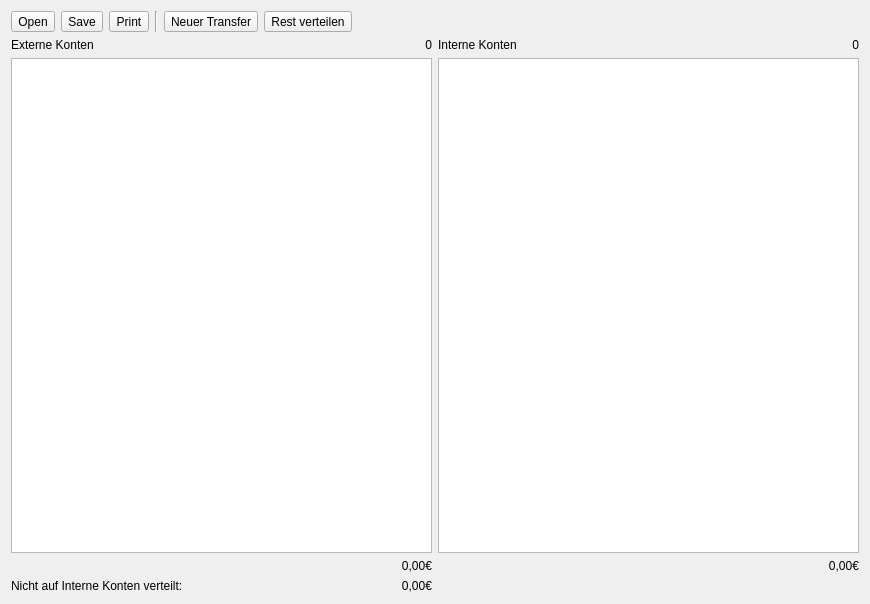
First picture: the form in lib/MainWindow.ui, repository choosyg/Buchhaltung, before the edit.
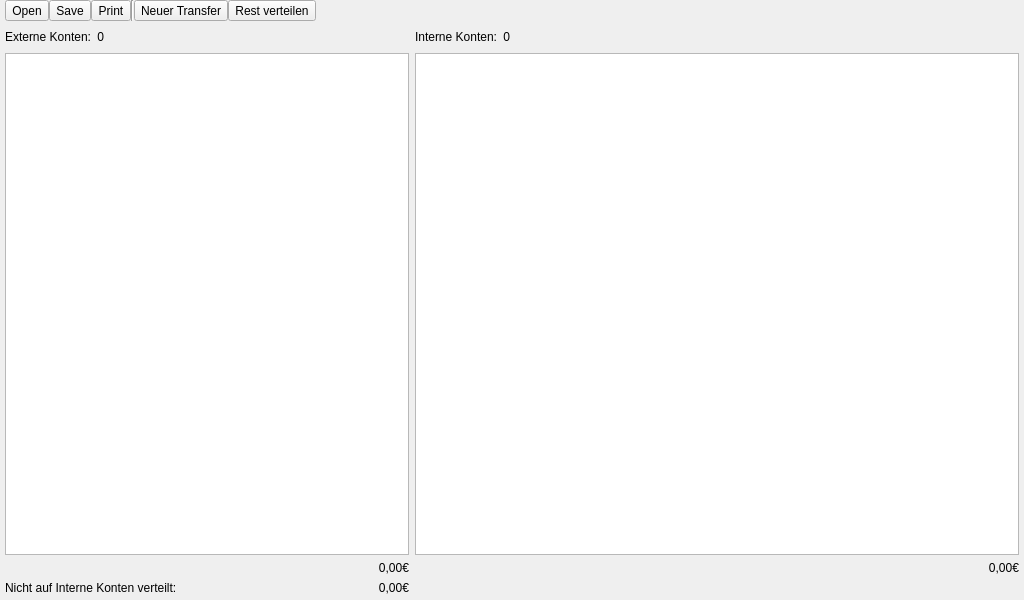
Second picture: the form after the edit. Icons and pictures are not drawn.

Commit message: * Added Windows Icon * Removed ? from dialog titles * Added Print support on Print Preview Page

Patch:
```diff
--- a/lib/MainWindow.ui
+++ b/lib/MainWindow.ui
@@ -6,8 +6,8 @@
    <rect>
     <x>0</x>
     <y>0</y>
-    <width>870</width>
-    <height>604</height>
+    <width>1024</width>
+    <height>600</height>
    </rect>
   </property>
   <property name="windowTitle">
@@ -19,50 +19,26 @@
   </property>
   <widget class="QWidget" name="centralWidget">
    <layout class="QGridLayout" name="gridLayout">
-    <item row="1" column="0">
-     <widget class="QLabel" name="label">
-      <property name="sizePolicy">
-       <sizepolicy hsizetype="Expanding" vsizetype="Preferred">
-        <horstretch>0</horstretch>
-        <verstretch>0</verstretch>
-       </sizepolicy>
-      </property>
-      <property name="text">
-       <string>Externe Konten</string>
-      </property>
-     </widget>
-    </item>
-    <item row="1" column="1">
-     <widget class="QLabel" name="numberExternalLabel">
-      <property name="sizePolicy">
-       <sizepolicy hsizetype="Expanding" vsizetype="Preferred">
-        <horstretch>0</horstretch>
-        <verstretch>0</verstretch>
-       </sizepolicy>
-      </property>
-      <property name="text">
-       <string>0</string>
-      </property>
-      <property name="alignment">
-       <set>Qt::AlignRight|Qt::AlignTrailing|Qt::AlignVCenter</set>
-      </property>
-     </widget>
-    </item>
-    <item row="1" column="2">
-     <widget class="QLabel" name="label_2">
-      <property name="sizePolicy">
-       <sizepolicy hsizetype="Expanding" vsizetype="Preferred">
-        <horstretch>0</horstretch>
-        <verstretch>0</verstretch>
-       </sizepolicy>
-      </property>
-      <property name="text">
-       <string>Interne Konten</string>
-      </property>
-     </widget>
-    </item>
+    <property name="leftMargin">
+     <number>5</number>
+    </property>
+    <property name="topMargin">
+     <number>0</number>
+    </property>
+    <property name="rightMargin">
+     <number>5</number>
+    </property>
+    <property name="bottomMargin">
+     <number>5</number>
+    </property>
     <item row="2" column="0" colspan="2">
      <widget class="QTableView" name="externalOverviewTable">
+      <property name="sizePolicy">
+       <sizepolicy hsizetype="Expanding" vsizetype="Expanding">
+        <horstretch>40</horstretch>
+        <verstretch>0</verstretch>
+       </sizepolicy>
+      </property>
       <property name="alternatingRowColors">
        <bool>true</bool>
       </property>
@@ -79,10 +55,10 @@
        <bool>true</bool>
       </property>
       <attribute name="horizontalHeaderDefaultSectionSize">
-       <number>200</number>
+       <number>150</number>
       </attribute>
       <attribute name="horizontalHeaderMinimumSectionSize">
-       <number>150</number>
+       <number>100</number>
       </attribute>
       <attribute name="horizontalHeaderStretchLastSection">
        <bool>true</bool>
@@ -161,6 +137,12 @@
     </item>
     <item row="2" column="2" colspan="2">
      <widget class="QTableView" name="internalOverviewTable">
+      <property name="sizePolicy">
+       <sizepolicy hsizetype="Expanding" vsizetype="Expanding">
+        <horstretch>60</horstretch>
+        <verstretch>0</verstretch>
+       </sizepolicy>
+      </property>
       <property name="alternatingRowColors">
        <bool>true</bool>
       </property>
@@ -177,11 +159,11 @@
        <bool>true</bool>
       </property>
       <attribute name="horizontalHeaderDefaultSectionSize">
-       <number>200</number>
-      </attribute>
-      <attribute name="horizontalHeaderMinimumSectionSize">
        <number>150</number>
       </attribute>
+      <attribute name="horizontalHeaderMinimumSectionSize">
+       <number>100</number>
+      </attribute>
       <attribute name="horizontalHeaderStretchLastSection">
        <bool>true</bool>
       </attribute>
@@ -196,24 +178,11 @@
       </attribute>
      </widget>
     </item>
-    <item row="1" column="3">
-     <widget class="QLabel" name="numberInternalLabel">
-      <property name="sizePolicy">
-       <sizepolicy hsizetype="Expanding" vsizetype="Preferred">
-        <horstretch>0</horstretch>
-        <verstretch>0</verstretch>
-       </sizepolicy>
-      </property>
-      <property name="text">
-       <string>0</string>
-      </property>
-      <property name="alignment">
-       <set>Qt::AlignRight|Qt::AlignTrailing|Qt::AlignVCenter</set>
-      </property>
-     </widget>
-    </item>
     <item row="0" column="0" colspan="4">
      <layout class="QHBoxLayout" name="horizontalLayout_3">
+      <property name="spacing">
+       <number>0</number>
+      </property>
       <item>
        <widget class="QToolButton" name="openButton">
         <property name="text">
@@ -303,6 +272,74 @@
       </item>
      </layout>
     </item>
+    <item row="1" column="0" colspan="2">
+     <layout class="QHBoxLayout" name="horizontalLayout">
+      <item>
+       <widget class="QLabel" name="label">
+        <property name="text">
+         <string>Externe Konten:</string>
+        </property>
+       </widget>
+      </item>
+      <item>
+       <widget class="QLabel" name="numberExternalLabel">
+        <property name="text">
+         <string>0</string>
+        </property>
+        <property name="alignment">
+         <set>Qt::AlignRight|Qt::AlignTrailing|Qt::AlignVCenter</set>
+        </property>
+       </widget>
+      </item>
+      <item>
+       <spacer name="horizontalSpacer">
+        <property name="orientation">
+         <enum>Qt::Horizontal</enum>
+        </property>
+        <property name="sizeHint" stdset="0">
+         <size>
+          <width>40</width>
+          <height>20</height>
+         </size>
+        </property>
+       </spacer>
+      </item>
+     </layout>
+    </item>
+    <item row="1" column="2" colspan="2">
+     <layout class="QHBoxLayout" name="horizontalLayout_2">
+      <item>
+       <widget class="QLabel" name="label_2">
+        <property name="text">
+         <string>Interne Konten:</string>
+        </property>
+       </widget>
+      </item>
+      <item>
+       <widget class="QLabel" name="numberInternalLabel">
+        <property name="text">
+         <string>0</string>
+        </property>
+        <property name="alignment">
+         <set>Qt::AlignRight|Qt::AlignTrailing|Qt::AlignVCenter</set>
+        </property>
+       </widget>
+      </item>
+      <item>
+       <spacer name="horizontalSpacer_3">
+        <property name="orientation">
+         <enum>Qt::Horizontal</enum>
+        </property>
+        <property name="sizeHint" stdset="0">
+         <size>
+          <width>40</width>
+          <height>20</height>
+         </size>
+        </property>
+       </spacer>
+      </item>
+     </layout>
+    </item>
    </layout>
   </widget>
  </widget>
```
Left out of the diff: 15 changed lines with no effect on the pictures. The commit also changes 5 other files.
